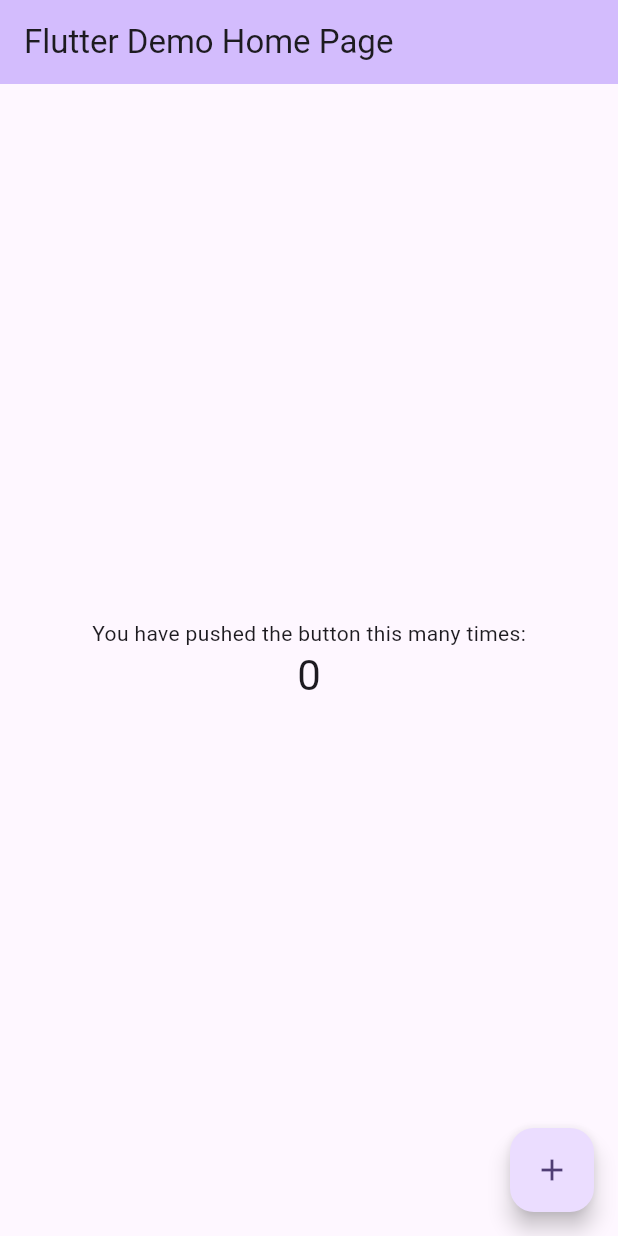
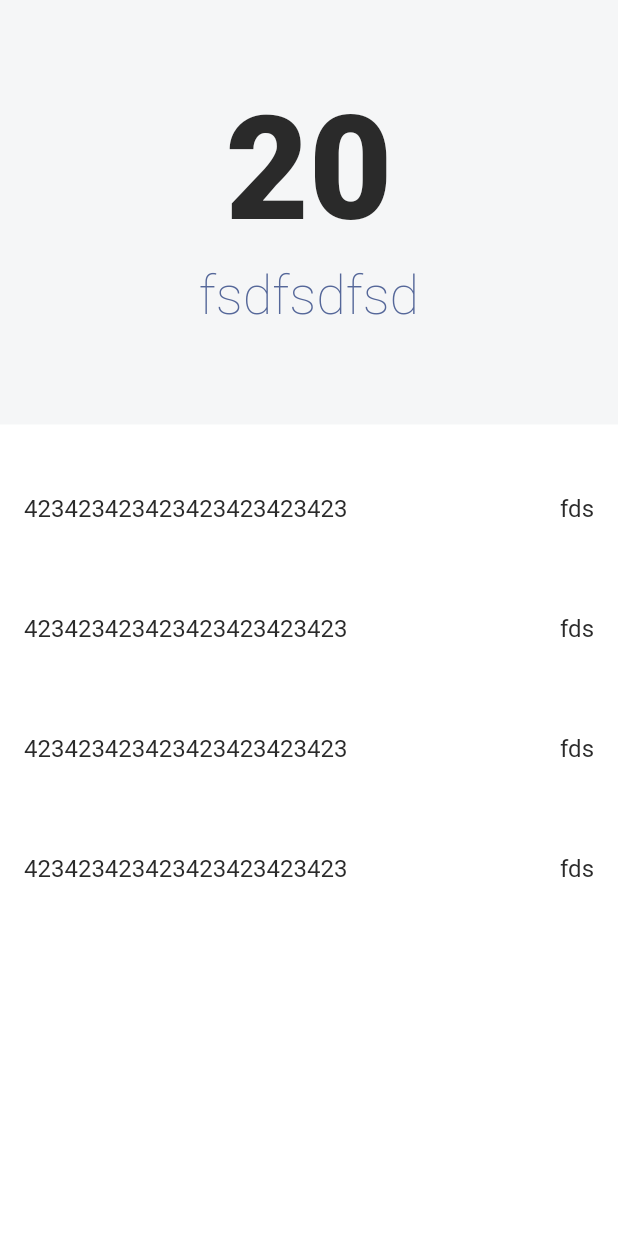
Before and after one commit to daigiaherhar/weather_flutter, a Flutter app: the screen it shows after launch, on a phone screen of 412 x 824 dp. Run offline on Flutter 3.47's test engine with Material 3 defaults, Android fonts, the phone set to English and light mode, and no system bars; our stand-ins replace flutter_animate, google_fonts.

Commit message:
[complete][UI/UX]

```diff
--- /dev/null
+++ b/devtools_options.yaml
@@ -0,0 +1,3 @@
+description: This file stores settings for Dart & Flutter DevTools.
+documentation: https://docs.flutter.dev/tools/devtools/extensions#configure-extension-enablement-states
+extensions:
--- /dev/null
+++ b/lib/core/theme/app_colors.dart
@@ -0,0 +1,12 @@
+import 'package:flutter/material.dart';
+
+class AppColors {
+  AppColors._();
+
+  static const Color background = Color(0xffF5F6F7);
+  static const Color black = Color(0xff2A2A2A);
+  static const Color steelBlue = Color(0xff556799);
+  static const Color red = Color(0xffE85959);
+  static const Color charcoalGray = Color(0xff4A4A4A);
+  static const Color white = Colors.white;
+}
--- /dev/null
+++ b/lib/core/theme/app_images.dart
@@ -0,0 +1,5 @@
+class AppImages{
+  AppImages._();
+  static const String ic_loading = 'assets/icons/ic_loading.png';
+
+}
--- /dev/null
+++ b/lib/core/theme/app_string.dart
@@ -0,0 +1,5 @@
+abstract class WeatherString{
+  static const String message_error = "Something went wrong at our end!";
+  static const String btn_retry = "RETRY";
+
+}
--- /dev/null
+++ b/lib/core/theme/app_styles.dart
@@ -0,0 +1,5 @@
+import 'package:flutter/material.dart';
+
+class AppStyles{
+  static final EdgeInsets padding = EdgeInsets.all(16);
+}
--- /dev/null
+++ b/lib/core/theme/app_themes.dart
@@ -0,0 +1,46 @@
+import 'package:flutter/material.dart';
+import 'package:google_fonts/google_fonts.dart';
+import 'package:weather/core/theme/theme.dart';
+
+class AppThemes {
+  static final light = ThemeData(
+    brightness: Brightness.light,
+
+    scaffoldBackgroundColor: AppColors.background,
+
+    textTheme: TextTheme(
+      displayLarge: GoogleFonts.roboto(
+        fontSize: 96,
+        color: AppColors.black,
+        fontWeight: FontWeight.w900,
+        letterSpacing: 0,
+        height: 1.2,
+      ),
+
+      displayMedium: GoogleFonts.roboto(
+        fontSize: 36,
+        color: AppColors.steelBlue,
+        fontWeight: FontWeight.w100,
+        letterSpacing: 0,
+        height: 1.4,
+      ),
+      displaySmall: GoogleFonts.roboto(
+        fontSize: 16,
+        color: AppColors.black,
+        fontWeight: FontWeight.w400, // Regular = 400
+        letterSpacing: 0,
+        height: 1.2,
+      ),
+    ),
+  );
+
+  // static final dark = ThemeData(
+  //   brightness: Brightness.dark,
+  //   scaffoldBackgroundColor: AppColors.background,
+  //
+  //   textTheme: TextTheme(
+  //     bodyLarge: GoogleFonts.telex(color: Colors.white),
+  //     bodyMedium: GoogleFonts.telex(color: Colors.white),
+  //   ),
+  // );
+}
--- /dev/null
+++ b/lib/core/theme/theme.dart
@@ -0,0 +1,6 @@
+export 'app_images.dart';
+export 'app_colors.dart';
+export 'app_font.dart';
+export 'app_styles.dart';
+export 'app_themes.dart';
+export 'app_string.dart';
--- a/lib/main.dart
+++ b/lib/main.dart
@@ -1,4 +1,7 @@
 import 'package:flutter/material.dart';
+import 'package:weather/views/home/home_screen.dart';
+
+import 'core/theme/theme.dart';
 
 void main() {
   runApp(const MyApp());
@@ -12,111 +15,9 @@ class MyApp extends StatelessWidget {
   Widget build(BuildContext context) {
     return MaterialApp(
       title: 'Flutter Demo',
-      theme: ThemeData(
-        // This is the theme of your application.
-        //
-        // TRY THIS: Try running your application with "flutter run". You'll see
-        // the application has a purple toolbar. Then, without quitting the app,
-        // try changing the seedColor in the colorScheme below to Colors.green
-        // and then invoke "hot reload" (save your changes or press the "hot
-        // reload" button in a Flutter-supported IDE, or press "r" if you used
-        // the command line to start the app).
-        //
-        // Notice that the counter didn't reset back to zero; the application
-        // state is not lost during the reload. To reset the state, use hot
-        // restart instead.
-        //
-        // This works for code too, not just values: Most code changes can be
-        // tested with just a hot reload.
-        colorScheme: ColorScheme.fromSeed(seedColor: Colors.deepPurple),
-      ),
-      home: const MyHomePage(title: 'Flutter Demo Home Page'),
+      theme: AppThemes.light,
+      debugShowCheckedModeBanner: false,
+      home: HomeScreen(),
     );
   }
 }
-
-class MyHomePage extends StatefulWidget {
-  const MyHomePage({super.key, required this.title});
-
-  // This widget is the home page of your application. It is stateful, meaning
-  // that it has a State object (defined below) that contains fields that affect
-  // how it looks.
-
-  // This class is the configuration for the state. It holds the values (in this
-  // case the title) provided by the parent (in this case the App widget) and
-  // used by the build method of the State. Fields in a Widget subclass are
-  // always marked "final".
-
-  final String title;
-
-  @override
-  State<MyHomePage> createState() => _MyHomePageState();
-}
-
-class _MyHomePageState extends State<MyHomePage> {
-  int _counter = 0;
-
-  void _incrementCounter() {
-    setState(() {
-      // This call to setState tells the Flutter framework that something has
-      // changed in this State, which causes it to rerun the build method below
-      // so that the display can reflect the updated values. If we changed
-      // _counter without calling setState(), then the build method would not be
-      // called again, and so nothing would appear to happen.
-      _counter++;
-    });
-  }
-
-  @override
-  Widget build(BuildContext context) {
-    // This method is rerun every time setState is called, for instance as done
-    // by the _incrementCounter method above.
-    //
-    // The Flutter framework has been optimized to make rerunning build methods
-    // fast, so that you can just rebuild anything that needs updating rather
-    // than having to individually change instances of widgets.
-    return Scaffold(
-      appBar: AppBar(
-        // TRY THIS: Try changing the color here to a specific color (to
-        // Colors.amber, perhaps?) and trigger a hot reload to see the AppBar
-        // change color while the other colors stay the same.
-        backgroundColor: Theme.of(context).colorScheme.inversePrimary,
-        // Here we take the value from the MyHomePage object that was created by
-        // the App.build method, and use it to set our appbar title.
-        title: Text(widget.title),
-      ),
-      body: Center(
-        // Center is a layout widget. It takes a single child and positions it
-        // in the middle of the parent.
-        child: Column(
-          // Column is also a layout widget. It takes a list of children and
-          // arranges them vertically. By default, it sizes itself to fit its
-          // children horizontally, and tries to be as tall as its parent.
-          //
-          // Column has various properties to control how it sizes itself and
-          // how it positions its children. Here we use mainAxisAlignment to
-          // center the children vertically; the main axis here is the vertical
-          // axis because Columns are vertical (the cross axis would be
-          // horizontal).
-          //
-          // TRY THIS: Invoke "debug painting" (choose the "Toggle Debug Paint"
-          // action in the IDE, or press "p" in the console), to see the
-          // wireframe for each widget.
-          mainAxisAlignment: MainAxisAlignment.center,
-          children: <Widget>[
-            const Text('You have pushed the button this many times:'),
-            Text(
-              '$_counter',
-              style: Theme.of(context).textTheme.headlineMedium,
-            ),
-          ],
-        ),
-      ),
-      floatingActionButton: FloatingActionButton(
-        onPressed: _incrementCounter,
-        tooltip: 'Increment',
-        child: const Icon(Icons.add),
-      ), // This trailing comma makes auto-formatting nicer for build methods.
-    );
-  }
-}
--- /dev/null
+++ b/lib/views/home/home_screen.dart
@@ -0,0 +1,94 @@
+import 'package:flutter/material.dart';
+import 'package:flutter_animate/flutter_animate.dart';
+import 'package:google_fonts/google_fonts.dart';
+
+import '../../core/theme/theme.dart';
+import '../../widgets/widgets.dart';
+
+class HomeScreen extends StatefulWidget {
+  const HomeScreen({super.key});
+
+  @override
+  State<HomeScreen> createState() => _HomeScreenState();
+}
+
+class _HomeScreenState extends State<HomeScreen> {
+  bool isLoading = true;
+
+  @override
+  void initState() {
+    // TODO: implement initState
+    _init();
+    super.initState();
+  }
+
+  _init() async {
+    await Future.delayed(Duration(seconds: 1));
+    setState(() {
+      isLoading = false;
+    });
+  }
+
+  @override
+  Widget build(BuildContext context) {
+    return Scaffold(
+      backgroundColor: AppColors.background,
+      body:
+          isLoading
+              ? LoadingWidget()
+              :
+          // ErrorScreen(message: WeatherString.message_error),
+      homeWidget(context),
+    );
+  }
+
+  Widget homeWidget(BuildContext context) {
+    final height = MediaQuery.of(context).size.height;
+    final width = MediaQuery.of(context).size.width;
+    return Center(
+      child: Column(
+        crossAxisAlignment: CrossAxisAlignment.center,
+        mainAxisSize: MainAxisSize.max,
+        children: [
+          SizedBox(height: 56),
+          Text("20", style: Theme.of(context).textTheme.displayLarge),
+          Text("fsdfsdfsd", style: Theme.of(context).textTheme.displayMedium),
+          SizedBox(height: 62),
+          Expanded(
+            child: Container(
+              padding: const EdgeInsets.only(top: 16, right: 16, left: 16),
+              decoration: BoxDecoration(color: AppColors.white),
+              child: ListView.builder(
+                shrinkWrap: true,
+                itemCount: 4,
+                itemBuilder:
+                    (context, index) => Container(
+                      height: 80,
+                      child: Row(
+                        mainAxisAlignment: MainAxisAlignment.spaceBetween,
+                        children: [
+                          Expanded(
+                            flex: 3,
+                            child: Text(
+                              "423423423423423423423423",
+                              style: Theme.of(context).textTheme.displaySmall,
+                            ),
+                          ),
+                          Expanded(
+                            child: Text(
+                              "fds",
+                              style: Theme.of(context).textTheme.displaySmall,
+                              textAlign: TextAlign.end,
+                            ),
+                          ),
+                        ],
+                      ),
+                    ),
+              ),
+            ),
+          ),
+        ],
+      ),
+    );
+  }
+}
--- /dev/null
+++ b/lib/widgets/widgets.dart
@@ -0,0 +1,3 @@
+export 'loading_widget.dart';
+export 'error_screen.dart';
+export 'button_text_widget.dart';
```
Also changed, not shown: lib/widgets/button_text_widget.dart (added, +47 -0 lines), lib/widgets/error_screen.dart (added, +40 -0 lines), lib/widgets/loading_widget.dart (added, +21 -0 lines), pubspec.yaml (+5 -2 lines), assets/icons/ic_loading.png (added), lib/core/theme/app_font.dart (added), pubspec.lock.
